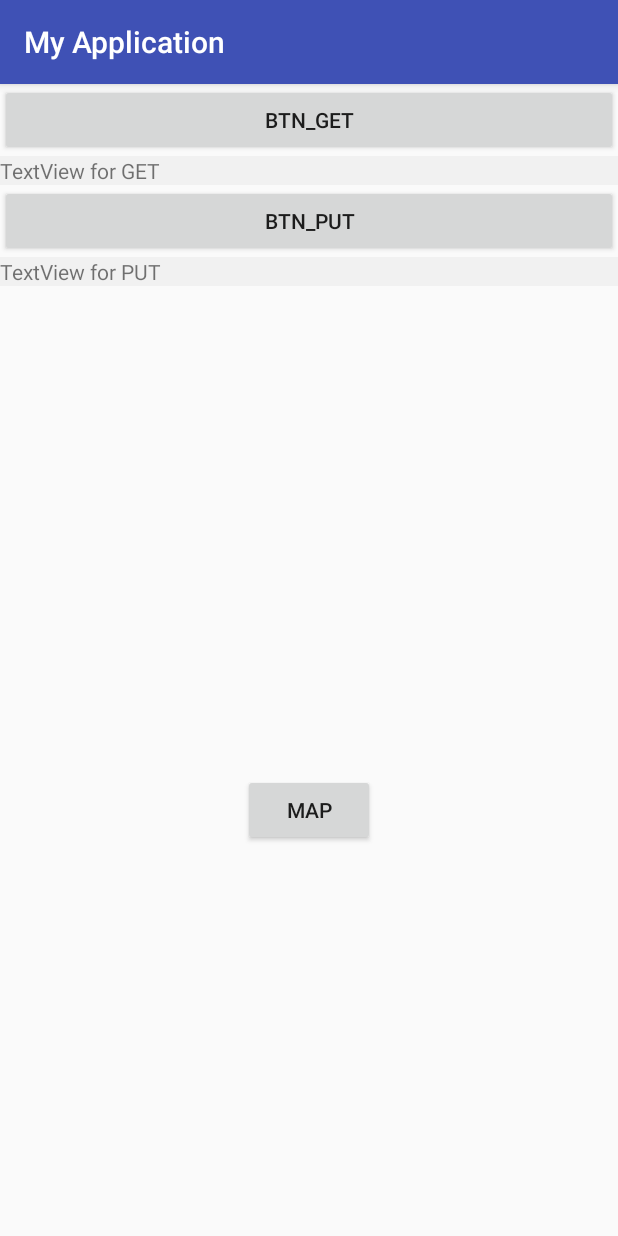
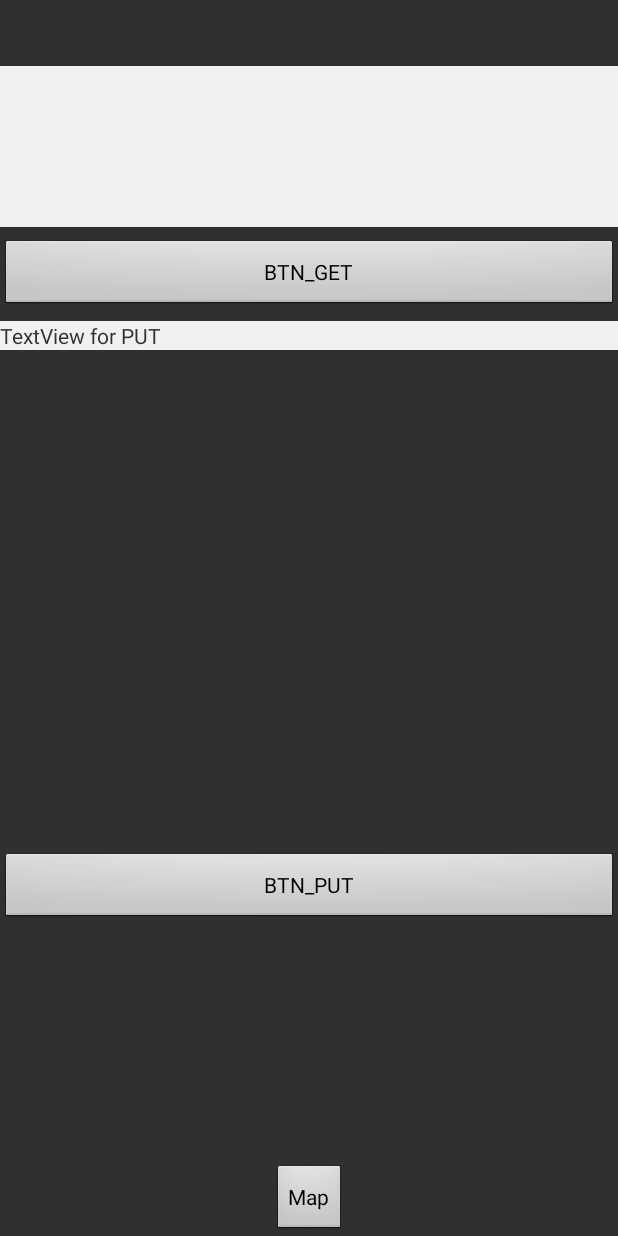
Before and after one commit to choijihyeok/SeoulIoT, an Android app: the screen it shows after launch (MainActivity), on a phone screen of 412 x 824 dp. Run offline under Robolectric (Android 15) with nearby library versions, the phone set to English and light mode, and no system bars.

Commit message:
modifying textview

```diff
--- a/app/src/main/AndroidManifest.xml
+++ b/app/src/main/AndroidManifest.xml
@@ -6,13 +6,17 @@
     //internet permission
     <uses-permission android:name="android.permission.ACCESS_FINE_LOCATION"></uses-permission>ㅕ
     //T map api permission
+
+
+
     <application
         android:allowBackup="true"
         android:icon="@mipmap/ic_launcher"
         android:label="@string/app_name"
         android:roundIcon="@mipmap/ic_launcher_round"
         android:supportsRtl="true"
-        android:theme="@style/AppTheme">
+        android:theme="@style/Theme.AppCompat.NoActionBar">
+        //바 없애기
         <activity android:name=".MainActivity">
             <intent-filter>
                 <action android:name="android.intent.action.MAIN" />
--- a/app/src/main/java/com/example/ho_msi/myapplication/mapActivity.java
+++ b/app/src/main/java/com/example/ho_msi/myapplication/mapActivity.java
@@ -30,7 +30,7 @@ public class mapActivity extends AppCompatActivity {
         });
 
         //선언
-        LinearLayout linearLayoutTmap = (LinearLayout)findViewById(R.id.map_view);
+        RelativeLayout linearLayoutTmap = (RelativeLayout)findViewById(R.id.map_view);
         TMapView tMapView = new TMapView(this);
 
         //키 값
--- a/app/src/main/res/layout/activity_main.xml
+++ b/app/src/main/res/layout/activity_main.xml
@@ -4,63 +4,72 @@
     xmlns:tools="http://schemas.android.com/tools"
     android:layout_width="match_parent"
     android:layout_height="match_parent"
+    android:theme="@android:style/Theme.Light"
     tools:context="com.example.ho_msi.myapplication.MainActivity">
 
 
-    <LinearLayout
+    <RelativeLayout
         android:id="@+id/linearLayout"
         android:layout_width="0dp"
         android:layout_height="0dp"
-        android:orientation="vertical"
         app:layout_constraintBottom_toBottomOf="parent"
         app:layout_constraintEnd_toEndOf="parent"
+        app:layout_constraintHorizontal_bias="0.0"
         app:layout_constraintStart_toStartOf="parent"
-        app:layout_constraintTop_toTopOf="parent">
+        app:layout_constraintTop_toTopOf="parent"
+        app:layout_constraintVertical_bias="0.0">
 
         <Button
             android:id="@+id/btn01"
             android:layout_width="match_parent"
             android:layout_height="wrap_content"
+            android:layout_alignParentTop="true"
+            android:layout_marginTop="159dp"
             android:text="BTN_GET" />
 
         <TextView
             android:id="@+id/txt01"
             android:layout_width="match_parent"
-            android:layout_height="wrap_content"
+            android:layout_height="107dp"
+            android:layout_alignParentTop="true"
+            android:layout_marginTop="44dp"
             android:background="#f1f1f1"
-            android:text="TextView for GET"
-            app:layout_constraintBottom_toBottomOf="parent"
-            app:layout_constraintLeft_toLeftOf="parent"
-            app:layout_constraintRight_toRightOf="parent"
-            app:layout_constraintTop_toTopOf="parent" />
+            android:gravity="center_vertical"
+            android:textAlignment="center"
+            android:textColor="#ffff0000"
+            android:textSize="60dp" />
 
         <Button
             android:id="@+id/btn02"
             android:layout_width="match_parent"
             android:layout_height="wrap_content"
+            android:layout_alignParentBottom="true"
+            android:layout_marginBottom="208dp"
             android:text="BTN_PUT" />
 
         <TextView
             android:id="@+id/txt02"
             android:layout_width="match_parent"
             android:layout_height="wrap_content"
+
+            android:layout_alignParentTop="true"
+            android:layout_marginTop="214dp"
             android:background="#f1f1f1"
-            android:text="TextView for PUT"
-            app:layout_constraintBottom_toBottomOf="parent"
-            app:layout_constraintLeft_toLeftOf="parent"
-            app:layout_constraintRight_toRightOf="parent"
-            app:layout_constraintTop_toTopOf="parent" />
+            android:text="TextView for PUT" />
 
-    </LinearLayout>
 
-    <Button
-        android:id="@+id/newActivity"
-        android:layout_width="wrap_content"
-        android:layout_height="wrap_content"
-        android:layout_marginTop="460dp"
-        android:text="Map"
-        app:layout_constraintEnd_toEndOf="parent"
-        app:layout_constraintStart_toStartOf="parent"
-        app:layout_constraintTop_toTopOf="parent" />
+        <Button
+            android:id="@+id/newActivity"
+            android:layout_width="wrap_content"
+            android:layout_height="wrap_content"
+            android:layout_alignParentBottom="true"
+            android:layout_centerHorizontal="true"
+            android:layout_marginTop="460dp"
+            android:text="Map" />
+
+
+    </RelativeLayout>
+
+
 
 </android.support.constraint.ConstraintLayout>
```
Also changed, not shown: app/src/main/java/com/example/ho_msi/myapplication/MainActivity.java (+30 -3 lines), app/src/main/res/layout/activity_map.xml (+15 -14 lines).
